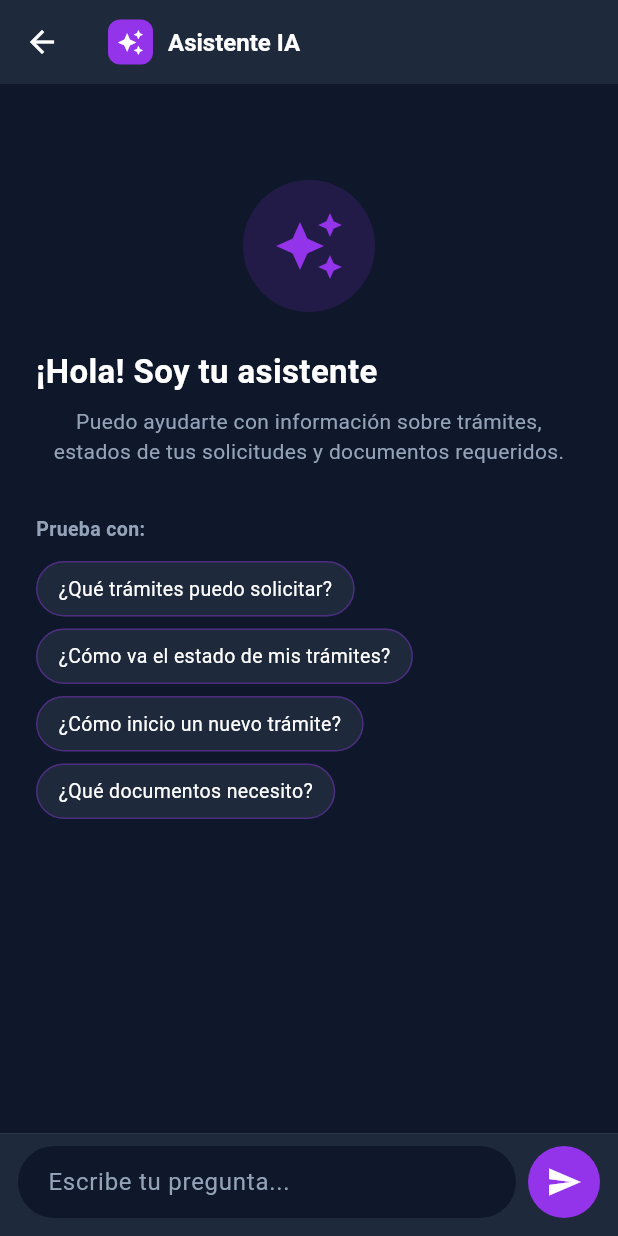
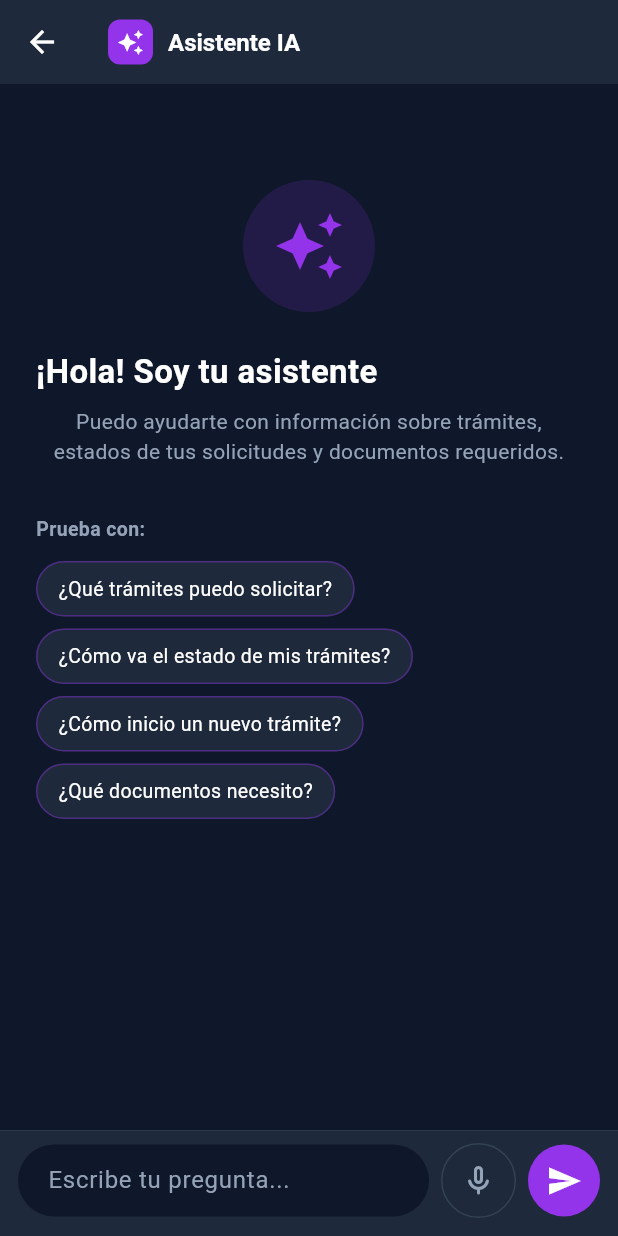
Before and after one commit to OLIVER2003V/PARCIAL2, a Flutter app: the ChatbotScreen screen opened directly, on a phone screen of 412 x 824 dp. Run offline on Flutter 3.47's test engine with Material 3 defaults, Android fonts, the phone set to English and light mode, and no system bars; our stand-ins replace file_picker, firebase_core, firebase_messaging, shared_preferences, speech_to_text; accounts and stored records are empty.

Commit message:
feat(movil): voice input with auto-send on silence detection in AI chatbot
- Add speech_to_text ^7.0.0 dependency
- Add RECORD_AUDIO and Bluetooth permissions to AndroidManifest
- Add NSMicrophoneUsageDescription and NSSpeechRecognitionUsageDescription to iOS Info.plist
- Add mic button to chat input bar: pulses with sound level via AnimatedScale
- Use SpeechListenOptions.pauseFor(2s) for automatic silence detection
- Auto-send fires when finalResult=true while still in listening mode
- Manual tap on mic stops recording without sending (user can review/edit)
- Red border on text field and "Escuchando..." banner while active

Co-Authored-By: Claude Sonnet 4.6 <noreply@anthropic.com>

```diff
--- a/MOVIL/lib/screens/chatbot_screen.dart
+++ b/MOVIL/lib/screens/chatbot_screen.dart
@@ -11,6 +11,8 @@
 //  - Auto-scroll al fondo cuando entra mensaje nuevo
 
 import 'package:flutter/material.dart';
+import 'package:speech_to_text/speech_to_text.dart';
+import 'package:speech_to_text/speech_recognition_result.dart';
 import '../core/app_theme.dart';
 import '../models/mensaje_chat.dart';
 import '../services/chatbot_service.dart';
@@ -26,8 +28,13 @@ class _ChatbotScreenState extends State<ChatbotScreen> {
   final ChatbotService _chatbotService = ChatbotService();
   final TextEditingController _inputController = TextEditingController();
   final ScrollController _scrollController = ScrollController();
+  final SpeechToText _stt = SpeechToText();
 
   bool _cargando = false;
+  bool _sttDisponible = false;
+  bool _escuchando = false;
+  double _nivelSonido = 0.0;
+
   List<String> _sugerenciasActuales = [];
 
   // 👇 NUEVO Sugerencias iniciales (alineadas con el frontend web)
@@ -39,9 +46,65 @@ class _ChatbotScreenState extends State<ChatbotScreen> {
   ];
 
   @override
+  void initState() {
+    super.initState();
+    _inicializarVoz();
+  }
+
+  Future<void> _inicializarVoz() async {
+    final disponible = await _stt.initialize(
+      onError: (e) {
+        if (mounted) setState(() => _escuchando = false);
+      },
+      onStatus: (status) {
+        if (mounted && (status == 'done' || status == 'notListening')) {
+          setState(() => _escuchando = false);
+        }
+      },
+    );
+    if (mounted) setState(() => _sttDisponible = disponible);
+  }
+
+  void _onSpeechResult(SpeechRecognitionResult result) {
+    setState(() => _inputController.text = result.recognizedWords);
+    // Silencio detectado → enviar automáticamente
+    if (result.finalResult && _escuchando && result.recognizedWords.trim().isNotEmpty) {
+      setState(() => _escuchando = false);
+      _enviar();
+    }
+  }
+
+  Future<void> _toggleVoz() async {
+    if (!_sttDisponible) return;
+    if (_escuchando) {
+      // Parada manual → sólo detiene, deja el texto para que el usuario lo revise
+      setState(() => _escuchando = false);
+      await _stt.stop();
+      return;
+    }
+    setState(() {
+      _escuchando = true;
+      _nivelSonido = 0.0;
+      _inputController.clear();
+    });
+    await _stt.listen(
+      onResult: _onSpeechResult,
+      onSoundLevelChange: (level) =>
+          setState(() => _nivelSonido = level.clamp(0.0, 10.0)),
+      listenOptions: SpeechListenOptions(
+        pauseFor: const Duration(seconds: 2),
+        partialResults: true,
+        cancelOnError: true,
+        listenMode: ListenMode.dictation,
+      ),
+    );
+  }
+
+  @override
   void dispose() {
     _inputController.dispose();
     _scrollController.dispose();
+    _stt.stop();
     super.dispose();
   }
 
@@ -369,7 +432,37 @@ class _ChatbotScreenState extends State<ChatbotScreen> {
   }
 
   Widget _buildInput() {
-    return Container(
+    return Column(
+      mainAxisSize: MainAxisSize.min,
+      children: [
+        // Banner "Escuchando..." visible solo mientras graba
+        if (_escuchando)
+          Container(
+            padding: const EdgeInsets.symmetric(horizontal: 16, vertical: 6),
+            decoration: BoxDecoration(
+              color: AppTheme.estadoRojo.withValues(alpha: 0.1),
+              border: const Border(
+                top: BorderSide(color: AppTheme.brandBorder, width: 0.5),
+              ),
+            ),
+            child: Row(children: [
+              const Icon(Icons.graphic_eq,
+                  color: AppTheme.estadoRojo, size: 16),
+              const SizedBox(width: 8),
+              const Text('Escuchando...',
+                  style: TextStyle(
+                      color: AppTheme.estadoRojo,
+                      fontSize: 12,
+                      fontWeight: FontWeight.w600)),
+              const Spacer(),
+              const Text('Pausa 2 s → envía solo',
+                  style: TextStyle(
+                      color: AppTheme.brandMuted, fontSize: 10)),
+            ]),
+          ),
+
+        // Fila de entrada
+        Container(
           padding: const EdgeInsets.fromLTRB(12, 8, 12, 12),
           decoration: const BoxDecoration(
             color: AppTheme.brandSurface,
@@ -379,8 +472,8 @@ class _ChatbotScreenState extends State<ChatbotScreen> {
           ),
           child: SafeArea(
             top: false,
-        child: Row(
-          children: [
+            child: Row(children: [
+              // Campo de texto
               Expanded(
                 child: TextField(
                   controller: _inputController,
@@ -388,22 +481,87 @@ class _ChatbotScreenState extends State<ChatbotScreen> {
                   textInputAction: TextInputAction.send,
                   onSubmitted: (_) => _enviar(),
                   decoration: InputDecoration(
-                  hintText: 'Escribe tu pregunta...',
-                  hintStyle: const TextStyle(color: AppTheme.brandMuted),
+                    hintText: _escuchando
+                        ? 'Hablando...'
+                        : 'Escribe tu pregunta...',
+                    hintStyle: TextStyle(
+                      color: _escuchando
+                          ? AppTheme.estadoRojo.withValues(alpha: 0.7)
+                          : AppTheme.brandMuted,
+                    ),
                     filled: true,
                     fillColor: AppTheme.brandBg,
                     contentPadding: const EdgeInsets.symmetric(
                         horizontal: 16, vertical: 12),
                     border: OutlineInputBorder(
                       borderRadius: BorderRadius.circular(24),
-                    borderSide: BorderSide.none,
+                      borderSide: BorderSide(
+                        color: _escuchando
+                            ? AppTheme.estadoRojo.withValues(alpha: 0.5)
+                            : Colors.transparent,
+                      ),
+                    ),
+                    enabledBorder: OutlineInputBorder(
+                      borderRadius: BorderRadius.circular(24),
+                      borderSide: BorderSide(
+                        color: _escuchando
+                            ? AppTheme.estadoRojo.withValues(alpha: 0.5)
+                            : Colors.transparent,
+                      ),
+                    ),
+                    focusedBorder: OutlineInputBorder(
+                      borderRadius: BorderRadius.circular(24),
+                      borderSide: BorderSide(
+                        color: _escuchando
+                            ? AppTheme.estadoRojo
+                            : AppTheme.brandPrimary,
+                      ),
                     ),
                   ),
                 ),
               ),
               const SizedBox(width: 8),
+
+              // Botón micrófono (solo si el dispositivo soporta STT)
+              if (_sttDisponible)
+                AnimatedScale(
+                  scale: _escuchando
+                      ? 1.0 + (_nivelSonido / 50).clamp(0.0, 0.25)
+                      : 1.0,
+                  duration: const Duration(milliseconds: 100),
+                  child: Container(
+                    decoration: BoxDecoration(
+                      color: _escuchando
+                          ? AppTheme.estadoRojo
+                          : AppTheme.brandSurface,
+                      shape: BoxShape.circle,
+                      border: Border.all(
+                        color: _escuchando
+                            ? AppTheme.estadoRojo
+                            : AppTheme.brandBorder,
+                      ),
+                    ),
+                    child: IconButton(
+                      icon: Icon(
+                        _escuchando
+                            ? Icons.mic_rounded
+                            : Icons.mic_none_rounded,
+                        color: _escuchando
+                            ? Colors.white
+                            : AppTheme.brandMuted,
+                      ),
+                      tooltip: _escuchando
+                          ? 'Detener grabación'
+                          : 'Hablar con el asistente',
+                      onPressed: _cargando ? null : _toggleVoz,
+                    ),
+                  ),
+                ),
+              if (_sttDisponible) const SizedBox(width: 8),
+
+              // Botón enviar
               Container(
-              decoration: BoxDecoration(
+                decoration: const BoxDecoration(
                   color: AppTheme.brandPrimary,
                   shape: BoxShape.circle,
                 ),
@@ -412,9 +570,10 @@ class _ChatbotScreenState extends State<ChatbotScreen> {
                   onPressed: _cargando ? null : () => _enviar(),
                 ),
               ),
-          ],
+            ]),
           ),
         ),
+      ],
     );
   }
 }
--- a/MOVIL/pubspec.yaml
+++ b/MOVIL/pubspec.yaml
@@ -40,6 +40,7 @@ dependencies:
   firebase_core: ^4.7.0
   firebase_messaging: ^16.2.0
   url_launcher: ^6.3.0
+  speech_to_text: ^7.0.0
 
 dev_dependencies:
   flutter_test:
```
Also changed, not shown: MOVIL/pubspec.lock, 2 other files. Lines whose indentation alone changed are shown as unchanged.
